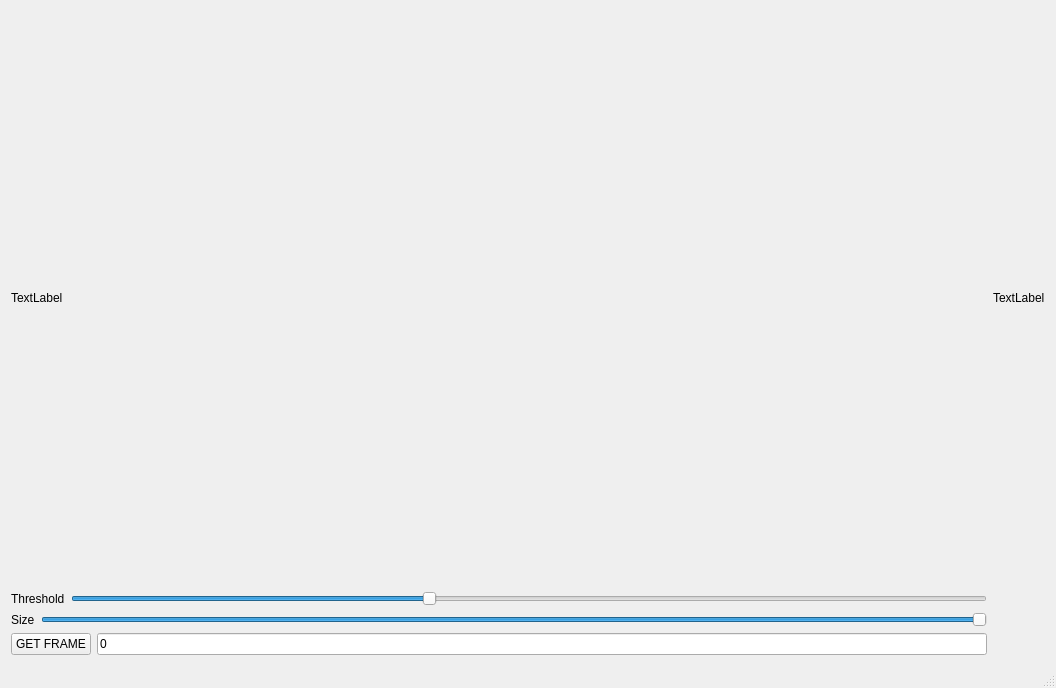
Qt form mainwindow.ui (mszlachetka/golf_kamera) before a commit.
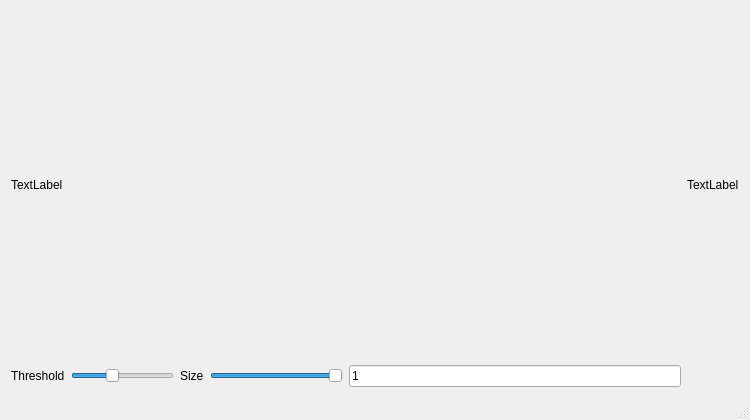
The same form after that commit.

Patch:
```diff
--- a/mainwindow.ui
+++ b/mainwindow.ui
@@ -6,40 +6,26 @@
    <rect>
     <x>0</x>
     <y>0</y>
-    <width>1056</width>
-    <height>688</height>
+    <width>750</width>
+    <height>420</height>
    </rect>
   </property>
+  <property name="maximumSize">
+   <size>
+    <width>9999999</width>
+    <height>16777215</height>
+   </size>
+  </property>
   <property name="windowTitle">
    <string>MainWindow</string>
   </property>
   <widget class="QWidget" name="centralWidget">
-   <layout class="QGridLayout" name="gridLayout_4">
-    <item row="0" column="0">
-     <widget class="QLabel" name="mImage_Label">
-      <property name="text">
-       <string>TextLabel</string>
-      </property>
-     </widget>
-    </item>
-    <item row="0" column="1">
-     <widget class="QLabel" name="mBinary_Image">
-      <property name="sizePolicy">
-       <sizepolicy hsizetype="Preferred" vsizetype="Expanding">
-        <horstretch>0</horstretch>
-        <verstretch>0</verstretch>
-       </sizepolicy>
-      </property>
-      <property name="text">
-       <string>TextLabel</string>
-      </property>
-     </widget>
-    </item>
+   <layout class="QGridLayout" name="gridLayout">
     <item row="1" column="0">
-     <layout class="QGridLayout" name="gridLayout_3">
-      <item row="0" column="0" colspan="2">
-       <layout class="QGridLayout" name="gridLayout_6">
-        <item row="0" column="0">
+     <layout class="QHBoxLayout" name="horizontalLayout_3">
+      <item>
+       <layout class="QHBoxLayout" name="horizontalLayout_2">
+        <item>
          <layout class="QGridLayout" name="gridLayout_2">
           <item row="0" column="0">
            <widget class="QLabel" name="label_2">
@@ -51,7 +37,7 @@
           <item row="0" column="1">
            <widget class="QSlider" name="horizontalSlider">
             <property name="sizePolicy">
-             <sizepolicy hsizetype="MinimumExpanding" vsizetype="Fixed">
+             <sizepolicy hsizetype="Expanding" vsizetype="Fixed">
               <horstretch>0</horstretch>
               <verstretch>0</verstretch>
              </sizepolicy>
@@ -72,19 +58,19 @@
           </item>
          </layout>
         </item>
-        <item row="1" column="0">
-         <layout class="QGridLayout" name="gridLayout">
-          <item row="0" column="0">
+        <item>
+         <layout class="QHBoxLayout" name="horizontalLayout">
+          <item>
            <widget class="QLabel" name="label">
             <property name="text">
              <string>Size</string>
             </property>
            </widget>
           </item>
-          <item row="0" column="1">
+          <item>
            <widget class="QSlider" name="horizontalSlider_2">
             <property name="sizePolicy">
-             <sizepolicy hsizetype="MinimumExpanding" vsizetype="Minimum">
+             <sizepolicy hsizetype="Expanding" vsizetype="Minimum">
               <horstretch>0</horstretch>
               <verstretch>0</verstretch>
              </sizepolicy>
@@ -107,28 +93,41 @@
         </item>
        </layout>
       </item>
-      <item row="1" column="0">
-       <widget class="QPushButton" name="pushButton">
-        <property name="sizePolicy">
-         <sizepolicy hsizetype="Minimum" vsizetype="Fixed">
-          <horstretch>0</horstretch>
-          <verstretch>0</verstretch>
-         </sizepolicy>
-        </property>
-        <property name="text">
-         <string>GET FRAME</string>
-        </property>
-       </widget>
-      </item>
-      <item row="1" column="1">
+      <item>
        <widget class="QLineEdit" name="lineEdit">
         <property name="text">
-         <string>0</string>
+         <string>1</string>
         </property>
        </widget>
       </item>
      </layout>
     </item>
+    <item row="0" column="0">
+     <widget class="QLabel" name="mImage_Label">
+      <property name="maximumSize">
+       <size>
+        <width>9999999</width>
+        <height>9999999</height>
+       </size>
+      </property>
+      <property name="text">
+       <string>TextLabel</string>
+      </property>
+     </widget>
+    </item>
+    <item row="0" column="1">
+     <widget class="QLabel" name="mBinary_Image">
+      <property name="sizePolicy">
+       <sizepolicy hsizetype="Preferred" vsizetype="Expanding">
+        <horstretch>0</horstretch>
+        <verstretch>0</verstretch>
+       </sizepolicy>
+      </property>
+      <property name="text">
+       <string>TextLabel</string>
+      </property>
+     </widget>
+    </item>
    </layout>
   </widget>
   <widget class="QMenuBar" name="menuBar">
```
Left out of the diff: 2 changed lines with no effect on the pictures.
